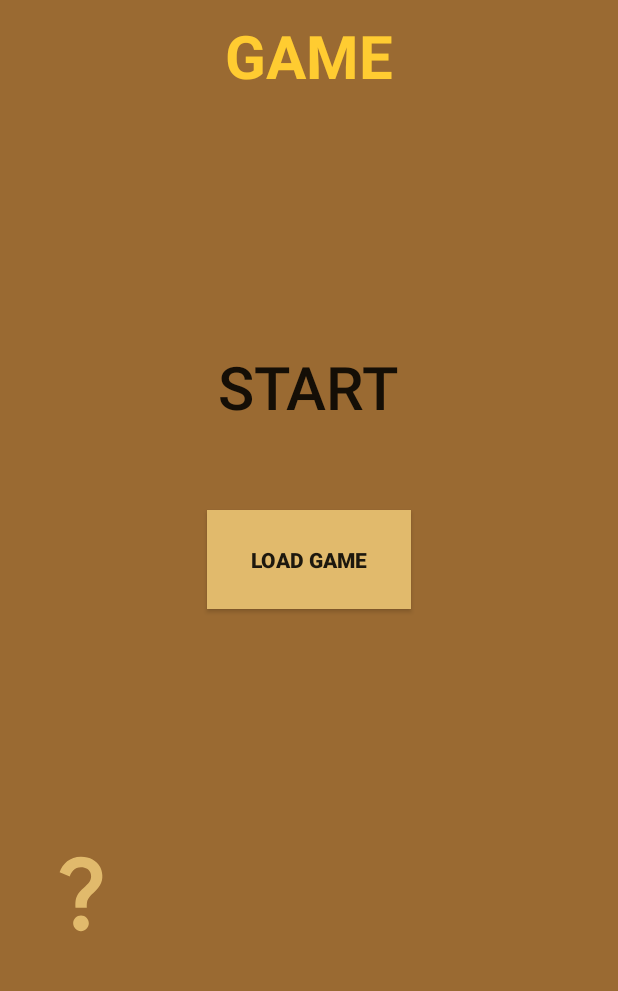
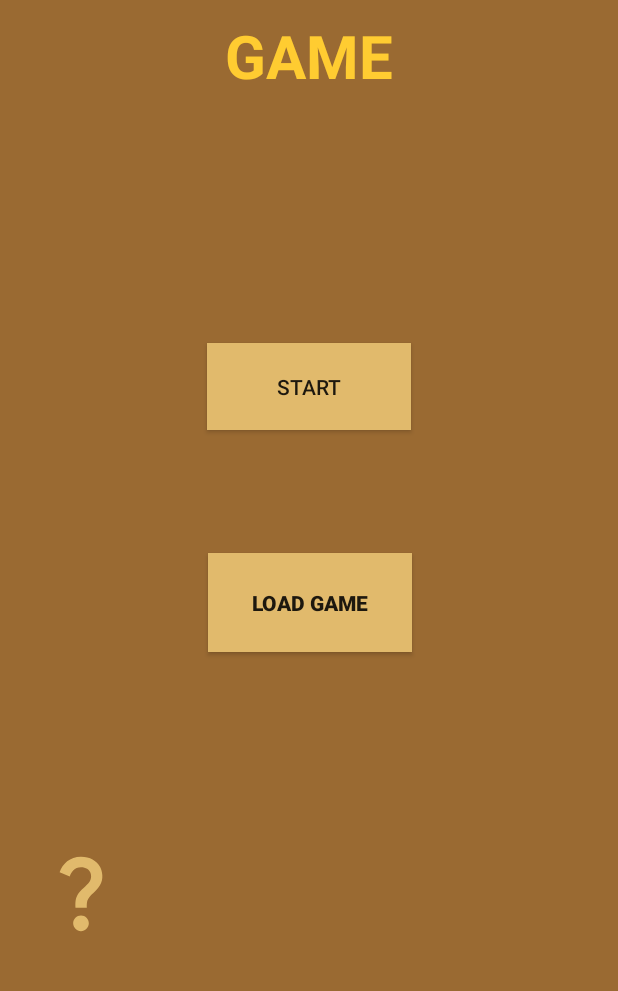
Before and after one commit to Benjamin-Onu/AUCSC220_project8, an Android app built with Jetpack Compose: the screen it shows after launch (MainActivity), on a phone screen of 412 x 824 dp, the part 231-1222 px from its top. Run offline under Robolectric (Android 15) with nearby library versions, the phone set to English and light mode, and no system bars.

Commit message:
re-adjusted the start button to match all the other buttons for consistency

```diff
--- a/app/src/main/res/layout/activity_main.xml
+++ b/app/src/main/res/layout/activity_main.xml
@@ -40,13 +40,12 @@
 
     <Button
         android:id="@+id/button"
-        android:layout_width="wrap_content"
-        android:layout_height="wrap_content"
+        android:layout_width="136dp"
+        android:layout_height="58dp"
         android:layout_centerInParent="true"
         android:layout_marginTop="36dp"
-        android:background="@color/startButton"
-        android:text="START"
-        android:textSize="40sp" />
+        android:background="@color/buttonColor"
+        android:text="START" />
 
 
     <Button
@@ -55,8 +54,8 @@
         android:layout_height="66dp"
         android:layout_alignParentEnd="true"
         android:layout_alignParentBottom="true"
-        android:layout_marginEnd="138dp"
-        android:layout_marginBottom="264dp"
+        android:layout_marginEnd="137dp"
+        android:layout_marginBottom="235dp"
         android:background="@color/buttonColor"
         android:text="LOAD GAME"
         android:textStyle="bold" />
```
